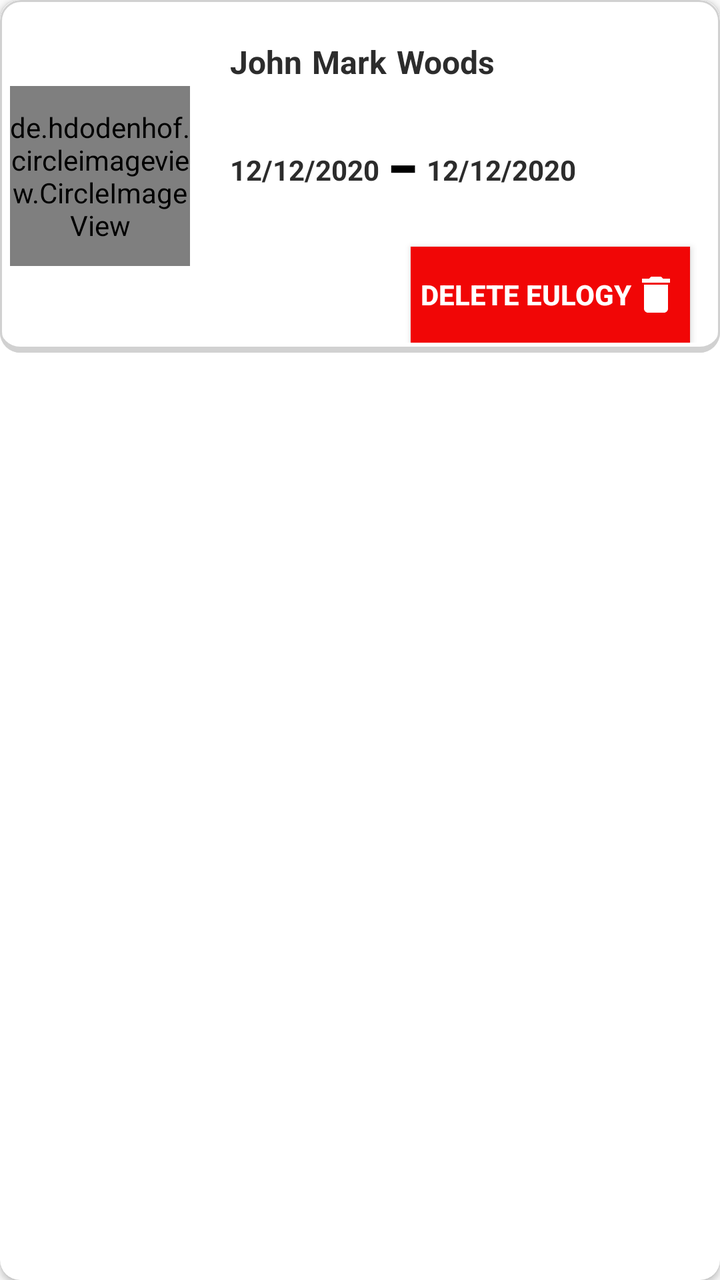
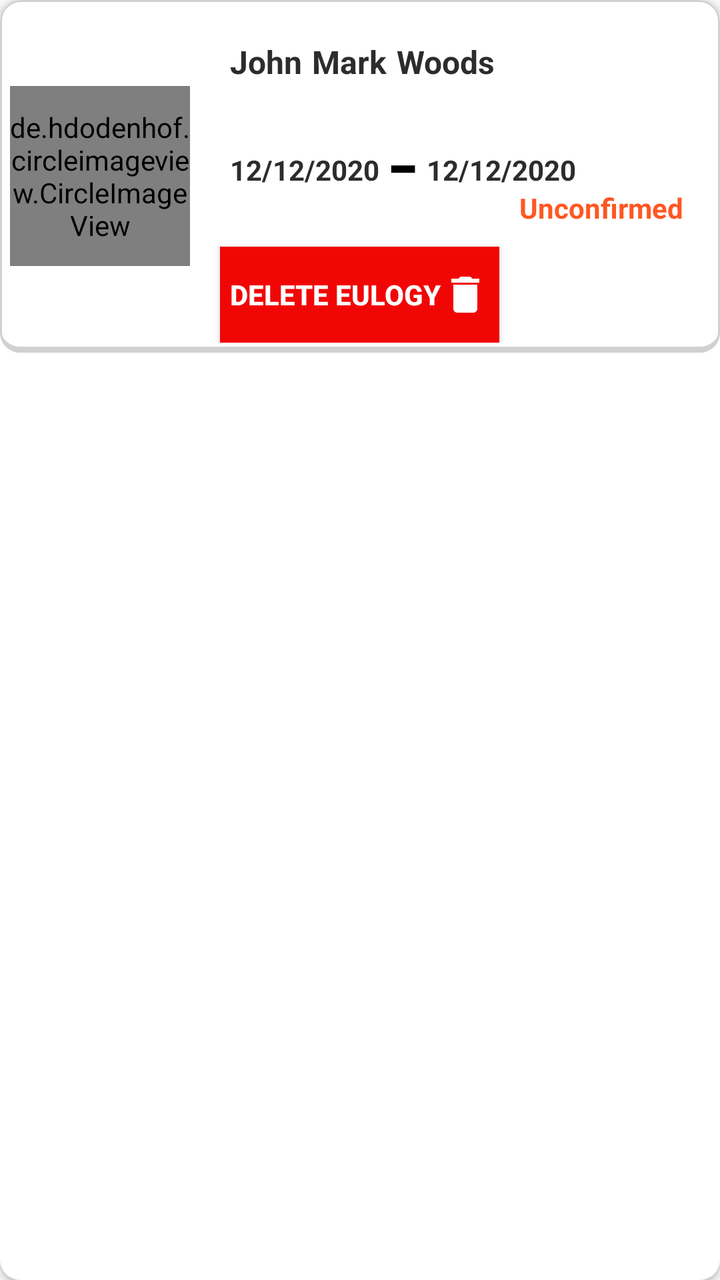

An Android layout rendered at two revisions. The XML below is the earlier revision; the diff shows what the commit changed to produce the second picture.
<!-- AndroidManifest.xml: application theme Theme.Farewell -->
<!-- res/layout/user_eulogy_custom_item.xml -->
<?xml version="1.0" encoding="utf-8"?>
<androidx.cardview.widget.CardView xmlns:android="http://schemas.android.com/apk/res/android"
    android:layout_width="match_parent"
    android:layout_height="wrap_content"
    xmlns:app="http://schemas.android.com/apk/res-auto"
    android:layout_margin="10dp"
    app:cardCornerRadius="10dp"
    android:id="@+id/listCard"
    android:background="@color/white"
    android:orientation="vertical">

    <RelativeLayout
        android:id="@+id/list_layout"
        android:layout_width="match_parent"
        android:padding="5dp"
        android:background="@drawable/background_reference"
        android:layout_height="wrap_content">

        <de.hdodenhof.circleimageview.CircleImageView
            android:id="@+id/img"
            android:layout_width="90dp"
            android:layout_height="90dp"
            android:layout_centerVertical="true"
            android:scaleType="centerCrop"
            android:src="@drawable/rame" />

        <LinearLayout
            android:id="@+id/namesLayout"
            android:layout_width="wrap_content"
            android:layout_height="wrap_content"
            android:gravity="center_vertical"
            android:layout_toEndOf="@+id/img"
            >

            <TextView
                android:id="@+id/Fname"
                android:layout_width="wrap_content"
                android:layout_height="wrap_content"
                android:layout_marginStart="20dp"
                android:layout_marginTop="10dp"
                android:layout_toEndOf="@+id/img"
                android:paddingBottom="10dp"
                android:text="John"
                android:textColor="#2C2C2C"
                android:textSize="16sp"
                android:textStyle="bold" />


            <TextView
                android:id="@+id/Sname"
                android:layout_width="wrap_content"
                android:layout_height="wrap_content"
                android:layout_marginStart="5dp"
                android:layout_marginTop="10dp"
                android:layout_toEndOf="@+id/Fname"
                android:paddingBottom="10dp"
                android:text="Mark"
                android:textColor="#2C2C2C"
                android:textSize="16sp"
                android:textStyle="bold" />

            <TextView
                android:id="@+id/Lname"
                android:layout_width="wrap_content"
                android:layout_height="wrap_content"
                android:layout_marginStart="5dp"
                android:layout_marginTop="10dp"
                android:layout_toEndOf="@+id/Sname"
                android:paddingBottom="10dp"
                android:text="Woods"
                android:textColor="#2C2C2C"
                android:textSize="16sp"
                android:textStyle="bold" />
        </LinearLayout>

        <LinearLayout
            android:id="@+id/datesLayout"
            android:layout_width="wrap_content"
            android:layout_height="wrap_content"
            android:gravity="center_vertical"
            android:layout_toEndOf="@+id/img"
            android:layout_below="@+id/namesLayout"
            >

            <TextView
                android:id="@+id/born_dates"
                android:layout_width="wrap_content"
                android:layout_height="wrap_content"
                android:layout_below="@+id/Fname"
                android:layout_marginStart="20dp"
                android:layout_marginEnd="5dp"
                android:layout_marginTop="5dp"
                android:layout_toEndOf="@+id/img"
                android:text="12/12/2020"
                android:textColor="#2C2C2C"
                android:textSize="14sp"
                android:textStyle="bold" />

            <TextView
                android:layout_width="wrap_content"
                android:layout_height="wrap_content"
                android:text="-"
                android:textColor="@color/black"
                android:textSize="50sp"
                />

            <TextView
                android:id="@+id/death_date"
                android:layout_width="wrap_content"
                android:layout_height="wrap_content"
                android:layout_marginStart="5dp"
                android:layout_marginTop="5dp"
                android:text="12/12/2020"
                android:textColor="#2C2C2C"
                android:textSize="14sp"
                android:textStyle="bold" />
        </LinearLayout>

        <androidx.appcompat.widget.AppCompatButton
            android:id="@+id/delete_btn"
            android:layout_width="wrap_content"
            android:layout_height="wrap_content"
            android:layout_marginStart="10dp"
            android:layout_marginTop="10dp"
            android:layout_marginEnd="10dp"
            android:padding="5dp"
            android:background="#F10606"
            android:text="Delete Eulogy"
            android:layout_below="@id/datesLayout"
            android:layout_alignParentEnd="true"
            android:drawableEnd="@drawable/delete_24"
            android:textColor="@color/white"
            android:textStyle="bold" />

    </RelativeLayout>


</androidx.cardview.widget.CardView>
<!-- resources referenced by this layout -->
<resources>
  <color name="black">#FF000000</color>
  <color name="white">#FFFFFFFF</color>
  <!-- drawable background_reference (drawable) -->
  <?xml version="1.0" encoding="utf-8"?>
  <layer-list xmlns:android="http://schemas.android.com/apk/res/android">
  
      
      <item android:top="5dp">
          <shape>
              <solid android:color="#D1D1D1" />
              <corners android:radius="10dp" />
          </shape>
      </item>
      
      <item android:bottom="3dp">
          <shape>
              <solid android:color="#FFFFFF" />
              <corners android:radius="10dp" />
          </shape>
      </item>
  
      <item>
          <shape android:shape="rectangle">
              <stroke android:width="1dp"
                  android:color="#D1D1D1" />
              <corners android:radius="10dp" />
          </shape>
      </item>
  
  </layer-list>
  <!-- drawable delete_24 (drawable) -->
  <vector android:height="24dp" android:tint="#FFFFFF"
      android:viewportHeight="24" android:viewportWidth="24"
      android:width="24dp" xmlns:android="http://schemas.android.com/apk/res/android">
      <path android:fillColor="@android:color/white" android:pathData="M6,19c0,1.1 0.9,2 2,2h8c1.1,0 2,-0.9 2,-2V7H6v12zM19,4h-3.5l-1,-1h-5l-1,1H5v2h14V4z"/>
  </vector>
  <!-- drawable rame: jpg bitmap (drawable, 4958 bytes) -->
  <style name="Theme.Farewell" parent="Theme.AppCompat.Light.DarkActionBar" />
</resources>

<!-- the commit's change to res/layout/user_eulogy_custom_item.xml (unified diff, before → after) -->
@@ -13,7 +13,7 @@
         android:id="@+id/list_layout"
         android:layout_width="match_parent"
         android:padding="5dp"
-        android:background="@drawable/background_reference"
+        android:background="@drawable/search_bg"
         android:layout_height="wrap_content">
 
         <de.hdodenhof.circleimageview.CircleImageView
@@ -127,9 +127,21 @@
             android:background="#F10606"
             android:text="Delete Eulogy"
             android:layout_below="@id/datesLayout"
-            android:layout_alignParentEnd="true"
+            android:layout_centerHorizontal="true"
             android:drawableEnd="@drawable/delete_24"
             android:textColor="@color/white"
+            android:textStyle="bold" />
+
+        <TextView
+            android:id="@+id/status"
+            android:layout_width="wrap_content"
+            android:layout_height="wrap_content"
+            android:layout_toEndOf="@+id/delete_btn"
+            android:layout_alignBottom="@+id/datesLayout"
+            android:gravity="center"
+            android:text="Unconfirmed"
+            android:textColor="#FF5722"
+            android:textSize="14sp"
             android:textStyle="bold" />
 
     </RelativeLayout>
<!-- resource entries referenced after the edit -->
@@ -2,7 +2,14 @@
 <resources>
   <color name="black">#FF000000</color>
   <color name="white">#FFFFFFFF</color>
-  <!-- drawable background_reference (drawable) -->
+  <!-- drawable delete_24 (drawable) -->
+  <vector android:height="24dp" android:tint="#FFFFFF"
+      android:viewportHeight="24" android:viewportWidth="24"
+      android:width="24dp" xmlns:android="http://schemas.android.com/apk/res/android">
+      <path android:fillColor="@android:color/white" android:pathData="M6,19c0,1.1 0.9,2 2,2h8c1.1,0 2,-0.9 2,-2V7H6v12zM19,4h-3.5l-1,-1h-5l-1,1H5v2h14V4z"/>
+  </vector>
+  <!-- drawable rame: jpg bitmap (drawable, 4958 bytes) -->
+  <!-- drawable search_bg (drawable) -->
   <?xml version="1.0" encoding="utf-8"?>
   <layer-list xmlns:android="http://schemas.android.com/apk/res/android">
   
@@ -16,7 +23,7 @@
       
       <item android:bottom="3dp">
           <shape>
-              <solid android:color="#FFFFFF" />
+              <solid android:color="@color/white" />
               <corners android:radius="10dp" />
           </shape>
       </item>
@@ -30,13 +37,6 @@
       </item>
   
   </layer-list>
-  <!-- drawable delete_24 (drawable) -->
-  <vector android:height="24dp" android:tint="#FFFFFF"
-      android:viewportHeight="24" android:viewportWidth="24"
-      android:width="24dp" xmlns:android="http://schemas.android.com/apk/res/android">
-      <path android:fillColor="@android:color/white" android:pathData="M6,19c0,1.1 0.9,2 2,2h8c1.1,0 2,-0.9 2,-2V7H6v12zM19,4h-3.5l-1,-1h-5l-1,1H5v2h14V4z"/>
-  </vector>
-  <!-- drawable rame: jpg bitmap (drawable, 4958 bytes) -->
   <style name="Theme.Farewell" parent="Theme.AppCompat.Light.DarkActionBar" />
 </resources>
 
